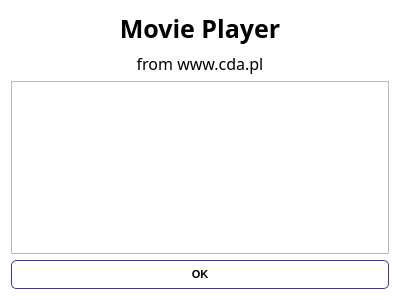
The window that infodialog.ui (wernix/CDAMoviePlayer) describes before a commit, drawn with Qt 5.
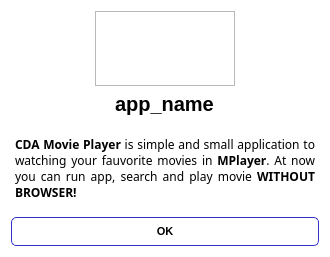
The same window after the commit.

What changed in the file:
```diff
--- a/infodialog.ui
+++ b/infodialog.ui
@@ -6,8 +6,8 @@
    <rect>
     <x>0</x>
     <y>0</y>
-    <width>400</width>
-    <height>300</height>
+    <width>330</width>
+    <height>257</height>
    </rect>
   </property>
   <property name="windowTitle">
@@ -19,50 +19,123 @@
 background-color: rgb(255,255,255);
 }</string>
   </property>
-  <layout class="QVBoxLayout" name="verticalLayout">
-   <item>
-    <widget class="QLabel" name="title1">
+  <layout class="QVBoxLayout" name="verticalLayout_2">
+   <item alignment="Qt::AlignHCenter">
+    <widget class="QLabel" name="logo">
+     <property name="sizePolicy">
+      <sizepolicy hsizetype="Fixed" vsizetype="Fixed">
+       <horstretch>0</horstretch>
+       <verstretch>0</verstretch>
+      </sizepolicy>
+     </property>
+     <property name="minimumSize">
+      <size>
+       <width>140</width>
+       <height>75</height>
+      </size>
+     </property>
+     <property name="frameShape">
+      <enum>QFrame::StyledPanel</enum>
+     </property>
+     <property name="text">
+      <string/>
+     </property>
+    </widget>
+   </item>
+   <item alignment="Qt::AlignHCenter">
+    <widget class="QLabel" name="app_name">
      <property name="font">
       <font>
-       <family>Ubuntu Mono</family>
-       <pointsize>19</pointsize>
+       <family>Ubuntu</family>
+       <pointsize>15</pointsize>
        <weight>75</weight>
        <bold>true</bold>
       </font>
      </property>
-     <property name="text">
-      <string>Movie Player</string>
-     </property>
-     <property name="scaledContents">
+     <property name="autoFillBackground">
       <bool>false</bool>
      </property>
-     <property name="alignment">
-      <set>Qt::AlignCenter</set>
-     </property>
-    </widget>
-   </item>
-   <item>
-    <widget class="QLabel" name="title2">
-     <property name="font">
-      <font>
-       <family>Ubuntu Mono</family>
-       <pointsize>12</pointsize>
-      </font>
-     </property>
      <property name="text">
-      <string>from www.cda.pl</string>
+      <string>app_name</string>
      </property>
-     <property name="alignment">
-      <set>Qt::AlignCenter</set>
-     </property>
     </widget>
    </item>
    <item>
-    <widget class="QPlainTextEdit" name="info">
-     <property name="readOnly">
-      <bool>true</bool>
+    <spacer name="verticalSpacer_2">
+     <property name="orientation">
+      <enum>Qt::Vertical</enum>
      </property>
-    </widget>
+     <property name="sizeType">
+      <enum>QSizePolicy::Fixed</enum>
+     </property>
+     <property name="sizeHint" stdset="0">
+      <size>
+       <width>20</width>
+       <height>10</height>
+      </size>
+     </property>
+    </spacer>
+   </item>
+   <item>
+    <layout class="QHBoxLayout" name="horizontalLayout">
+     <item>
+      <layout class="QVBoxLayout" name="verticalLayout">
+       <item alignment="Qt::AlignVCenter">
+        <widget class="QTextEdit" name="info_text">
+         <property name="maximumSize">
+          <size>
+           <width>16777215</width>
+           <height>78</height>
+          </size>
+         </property>
+         <property name="font">
+          <font>
+           <family>Ubuntu Condensed</family>
+          </font>
+         </property>
+         <property name="styleSheet">
+          <string notr="true">QTextEdit
+{
+background-color: transparent;
+}</string>
+         </property>
+         <property name="frameShape">
+          <enum>QFrame::NoFrame</enum>
+         </property>
+         <property name="verticalScrollBarPolicy">
+          <enum>Qt::ScrollBarAlwaysOff</enum>
+         </property>
+         <property name="horizontalScrollBarPolicy">
+          <enum>Qt::ScrollBarAlwaysOff</enum>
+         </property>
+         <property name="html">
+          <string>&lt;!DOCTYPE HTML PUBLIC &quot;-//W3C//DTD HTML 4.0//EN&quot; &quot;http://www.w3.org/TR/REC-html40/strict.dtd&quot;&gt;
+&lt;html&gt;&lt;head&gt;&lt;meta name=&quot;qrichtext&quot; content=&quot;1&quot; /&gt;&lt;style type=&quot;text/css&quot;&gt;
+p, li { white-space: pre-wrap; }
+&lt;/style&gt;&lt;/head&gt;&lt;body style=&quot; font-family:'Ubuntu Condensed'; font-size:9pt; font-weight:400; font-style:normal;&quot;&gt;
+&lt;p align=&quot;justify&quot; style=&quot; margin-top:0px; margin-bottom:0px; margin-left:0px; margin-right:0px; -qt-block-indent:0; text-indent:0px;&quot;&gt;&lt;span style=&quot; font-family:'Sans Serif'; font-weight:600;&quot;&gt;CDA Movie Player&lt;/span&gt;&lt;span style=&quot; font-family:'Sans Serif';&quot;&gt; is simple and small application to watching your fauvorite movies in &lt;/span&gt;&lt;span style=&quot; font-family:'Sans Serif'; font-weight:600;&quot;&gt;MPlayer&lt;/span&gt;&lt;span style=&quot; font-family:'Sans Serif';&quot;&gt;. At now you can run app, search and play movie &lt;/span&gt;&lt;span style=&quot; font-family:'Sans Serif'; font-weight:600;&quot;&gt;WITHOUT BROWSER!&lt;/span&gt;&lt;/p&gt;&lt;/body&gt;&lt;/html&gt;</string>
+         </property>
+         <property name="textInteractionFlags">
+          <set>Qt::TextSelectableByKeyboard|Qt::TextSelectableByMouse</set>
+         </property>
+        </widget>
+       </item>
+       <item>
+        <spacer name="verticalSpacer">
+         <property name="orientation">
+          <enum>Qt::Vertical</enum>
+         </property>
+         <property name="sizeHint" stdset="0">
+          <size>
+           <width>20</width>
+           <height>40</height>
+          </size>
+         </property>
+        </spacer>
+       </item>
+      </layout>
+     </item>
+    </layout>
    </item>
    <item>
     <widget class="QPushButton" name="ok_button">
```
Left out of the diff: 7 changed lines with no effect on the pictures.
